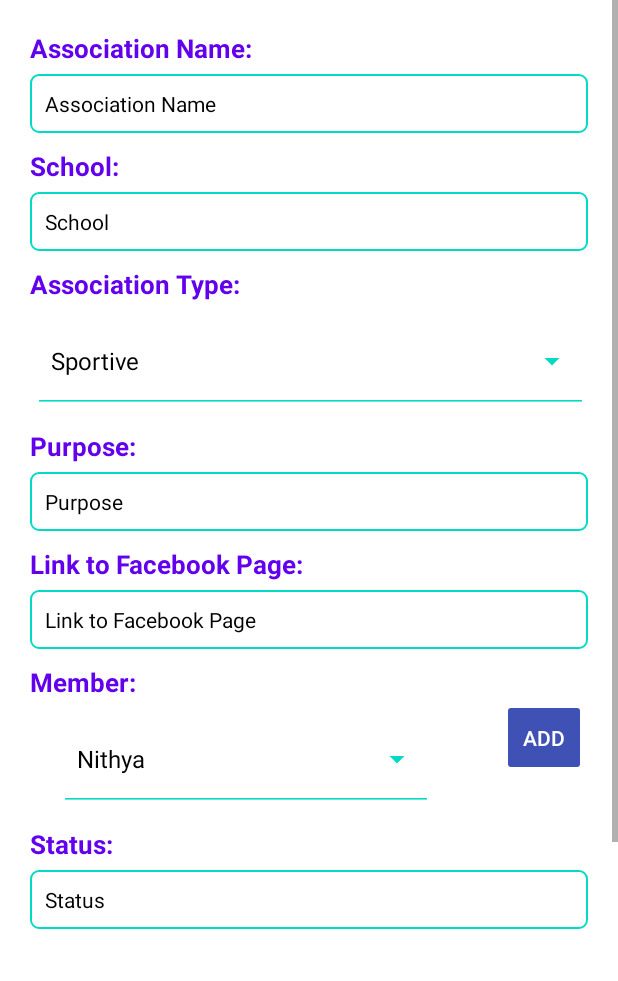
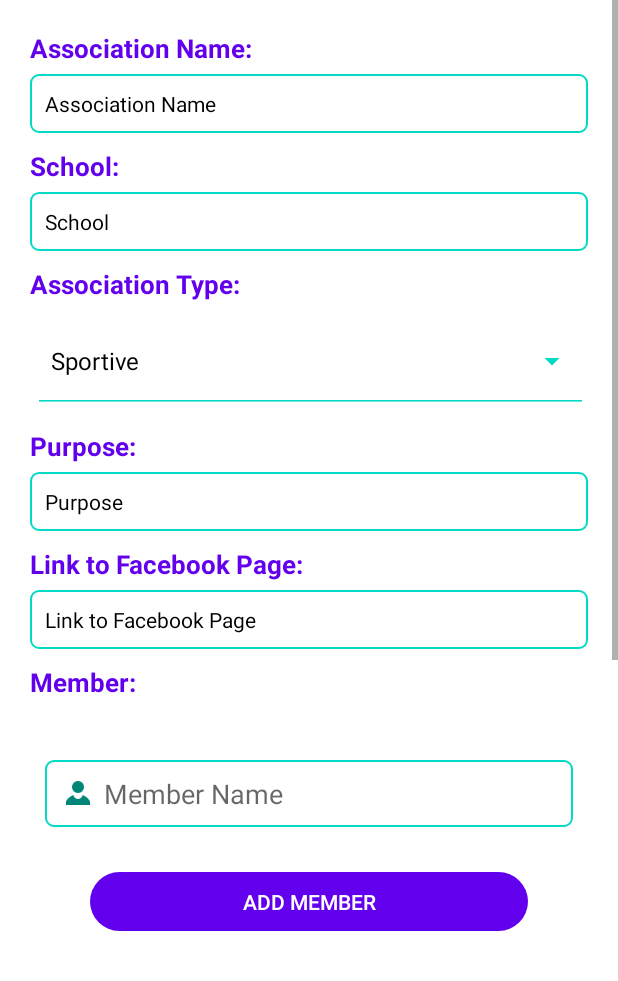
Before and after one commit to tristangh/FIR, an Android app: the AccountEdit screen opened directly, with no data from a screen before it, on a phone screen of 412 x 824 dp, the part 255-1236 px from its top. Run offline under Robolectric (Android 15) with nearby library versions, the phone set to English and light mode, and no system bars; our stand-ins replace Firebase (no records; nobody signed in at launch, a user with empty details on screens opened directly).

Commit message:
Add member Firebase

```diff
--- a/app/src/main/java/com/example/MyTreasury/AccountEdit.java
+++ b/app/src/main/java/com/example/MyTreasury/AccountEdit.java
@@ -28,8 +28,8 @@ import java.util.ArrayList;
 public class AccountEdit extends Activity {
     Spinner association_spinner,asso_mem;
     String item;
-    Button addMemberButton, updateButton;
-    EditText edt_asso_name,edt_school,edt_purpose,edt_link,edt_status;
+    Button addMemberButton, updateButton, btn_addMember;
+    EditText edt_asso_name,edt_school,edt_purpose,edt_link,edt_status, edt_add_mem;
     RecyclerView memberRecylcer;
     RecyclerView.LayoutManager layoutManager;
 
@@ -46,7 +46,7 @@ public class AccountEdit extends Activity {
         mAuth = FirebaseAuth.getInstance();
         FirebaseUser mUser = mAuth.getCurrentUser();
         String user_id = mUser.getUid();
-        mDatabase = FirebaseDatabase.getInstance().getReference(user_id).child("AccountInfo");
+        mDatabase = FirebaseDatabase.getInstance().getReference(user_id);
 
 
         //spinner init
@@ -61,6 +61,7 @@ public class AccountEdit extends Activity {
         //button init
         addMemberButton = findViewById(R.id.addmember_button);
         updateButton = findViewById(R.id.btn_update);
+        btn_addMember = findViewById(R.id.btn_addMember);
 
         //recycler init
         layoutManager = new LinearLayoutManager(this);
@@ -72,14 +73,17 @@ public class AccountEdit extends Activity {
         edt_purpose = findViewById(R.id.edt_purpose);
         edt_link = findViewById(R.id.edt_link);
         edt_status = findViewById(R.id.edt_status);
+        edt_add_mem = findViewById(R.id.edt_add_mem);
 
-        addMemberButton.setOnClickListener(new View.OnClickListener() {
+        btn_addMember.setOnClickListener(new View.OnClickListener() {
             @Override
             public void onClick(View v) {
 
+                String member = edt_add_mem.getText().toString();
 
-                Intent i = new Intent(AccountEdit.this, AddMember.class);
-                startActivity(i);
+                mDatabase.child("Members").push().setValue(member);
+                edt_add_mem.setText("");
+
 
             }
         });
@@ -89,7 +93,7 @@ public class AccountEdit extends Activity {
             public void onClick(View v) {
 
 
-                String id = mDatabase.push().getKey();
+                String id = mDatabase.child("AccountInfo").push().getKey();
                 String date = "date actuelle";
                 String assoName = edt_asso_name.getText().toString();
                 String school = edt_school.getText().toString();
@@ -100,7 +104,7 @@ public class AccountEdit extends Activity {
 
                 Data data = new Data(id, date, assoName,school,purpose,link,status);
                 //.trim()
-                mDatabase.setValue(data);
+                mDatabase.child("AccountInfo").setValue(data);
                 Intent IntentBack = new Intent(AccountEdit.this, Account.class);
                 IntentBack.putExtra("frgToLoad", 2);
                 startActivity(IntentBack);
--- a/app/src/main/res/layout/account_editview.xml
+++ b/app/src/main/res/layout/account_editview.xml
@@ -179,7 +179,45 @@
             <androidx.recyclerview.widget.RecyclerView
                 android:id="@+id/memberRecylcer"
                 android:layout_width="match_parent"
-                android:layout_height="wrap_content" />
+                android:layout_height="wrap_content" >
+
+            </androidx.recyclerview.widget.RecyclerView>
+
+            <LinearLayout
+                android:layout_width="match_parent"
+                android:layout_height="wrap_content"
+                android:layout_marginStart="10dp"
+                android:layout_marginTop="20dp"
+                android:layout_marginEnd="10dp"
+                android:orientation="vertical">
+
+                <RelativeLayout
+                    android:layout_width="match_parent"
+                    android:layout_height="wrap_content"
+                    android:layout_marginTop="20dp">
+
+                    <EditText
+                        android:id="@+id/edt_add_mem"
+                        android:layout_width="match_parent"
+                        android:layout_height="wrap_content"
+                        android:background="@drawable/app_border"
+                        android:drawableStart="@mipmap/user48"
+                        android:drawablePadding="5dp"
+                        android:hint="Member Name"
+                        android:padding="10dp" />
+
+                </RelativeLayout>
+
+                <Button
+                    android:id="@+id/btn_addMember"
+                    android:layout_width="match_parent"
+                    android:layout_height="wrap_content"
+                    android:layout_margin="30dp"
+                    android:background="@drawable/button_round"
+                    android:text="Add Member"
+                    android:textAlignment="center"
+                    android:textColor="@color/white" />
+            </LinearLayout>
 
             <RelativeLayout
                 android:layout_width="match_parent"
@@ -246,7 +284,9 @@
 
             <RelativeLayout
                 android:layout_width="match_parent"
-                android:layout_height="20dp"></RelativeLayout>
+                android:layout_height="20dp">
+
+            </RelativeLayout>
 
 
         </LinearLayout>
--- a/app/src/main/res/layout/loginview.xml
+++ b/app/src/main/res/layout/loginview.xml
@@ -83,11 +83,10 @@
                     android:layout_width="match_parent"
                     android:layout_height="wrap_content"
                     android:background="@drawable/app_border"
-                    android:hint="Email/Mobile No."
-                    android:padding="10dp"
+                    android:drawableStart="@mipmap/user48"
                     android:drawablePadding="5dp"
-                    android:drawableStart="@mipmap/user48"
-                    />
+                    android:hint="Email"
+                    android:padding="10dp" />
 
             </RelativeLayout>
 
```
